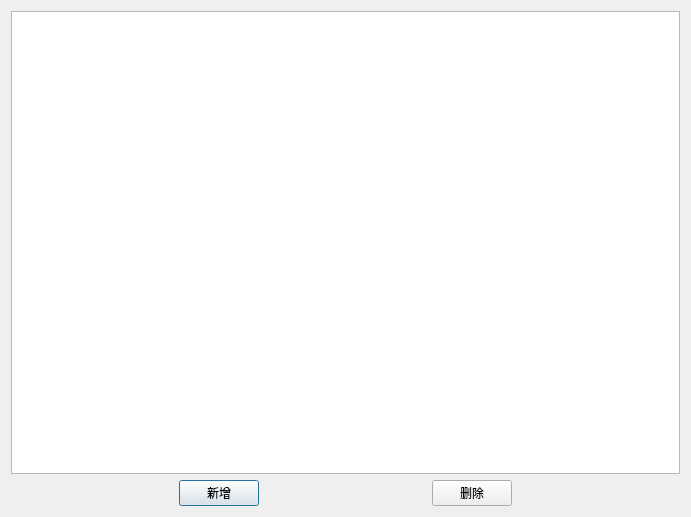
Old version of the form widgets/contractMangement/attachmentDialogUI.ui in the repository Belos10/Equip.
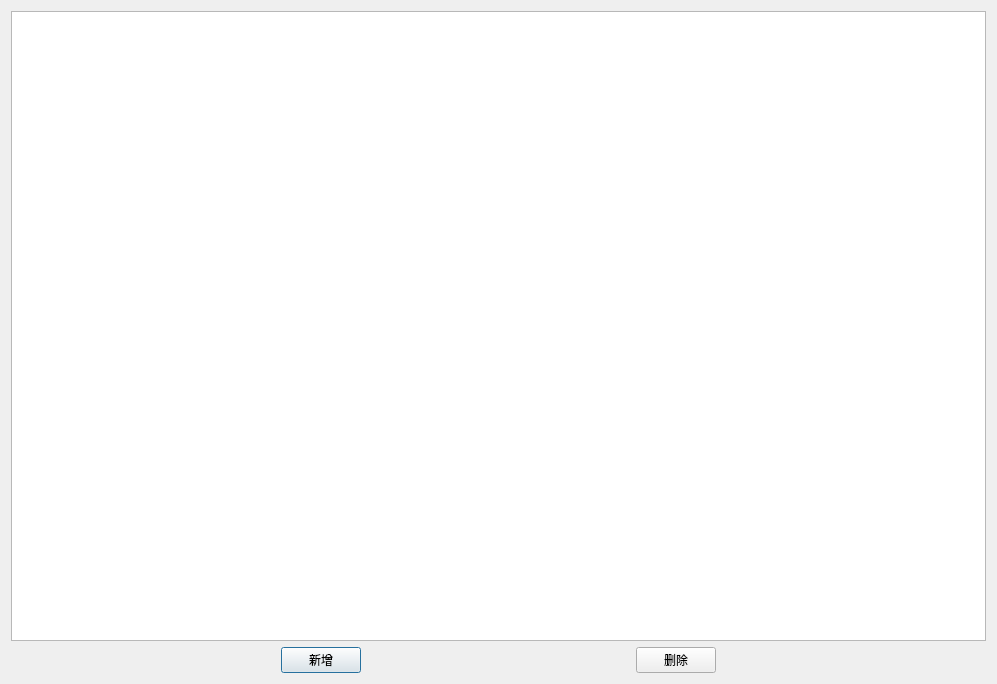
New version of the form.

Patch:
```diff
--- a/widgets/contractMangement/attachmentDialogUI.ui
+++ b/widgets/contractMangement/attachmentDialogUI.ui
@@ -6,16 +6,29 @@
    <rect>
     <x>0</x>
     <y>0</y>
-    <width>691</width>
-    <height>517</height>
+    <width>997</width>
+    <height>684</height>
    </rect>
   </property>
+  <property name="minimumSize">
+   <size>
+    <width>800</width>
+    <height>600</height>
+   </size>
+  </property>
   <property name="windowTitle">
    <string>附件信息</string>
   </property>
   <layout class="QVBoxLayout" name="verticalLayout">
    <item>
-    <widget class="QTableWidget" name="tw_result"/>
+    <widget class="QTableWidget" name="tw_result">
+     <property name="minimumSize">
+      <size>
+       <width>800</width>
+       <height>600</height>
+      </size>
+     </property>
+    </widget>
    </item>
    <item>
     <layout class="QHBoxLayout" name="horizontalLayout">
```
